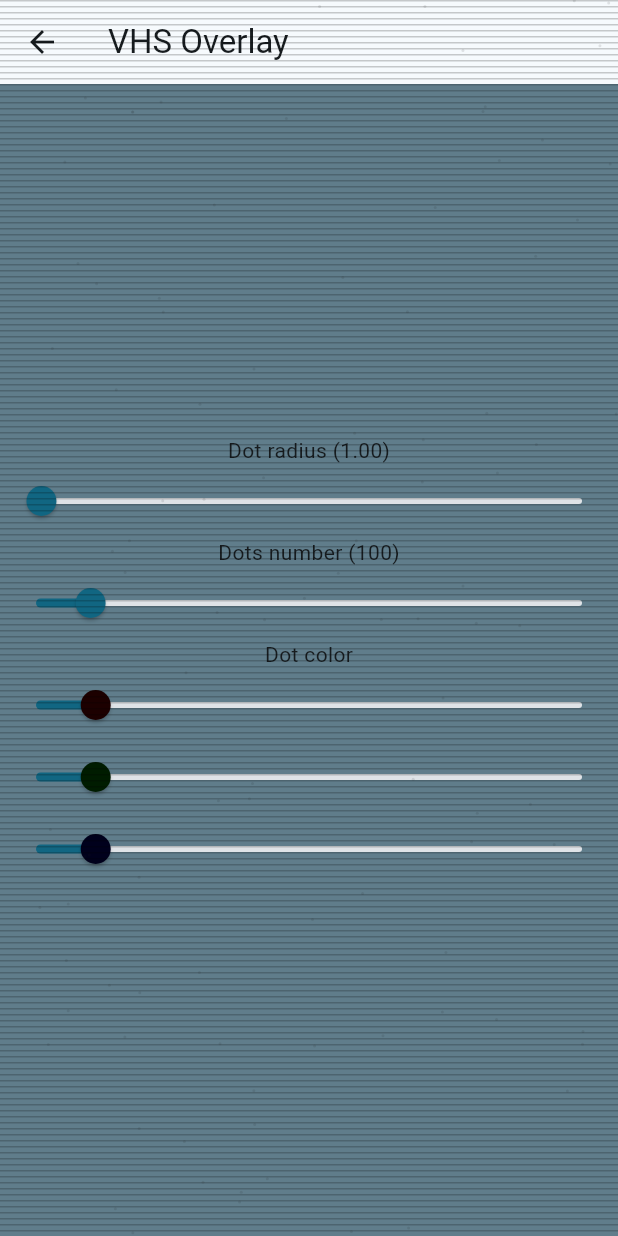
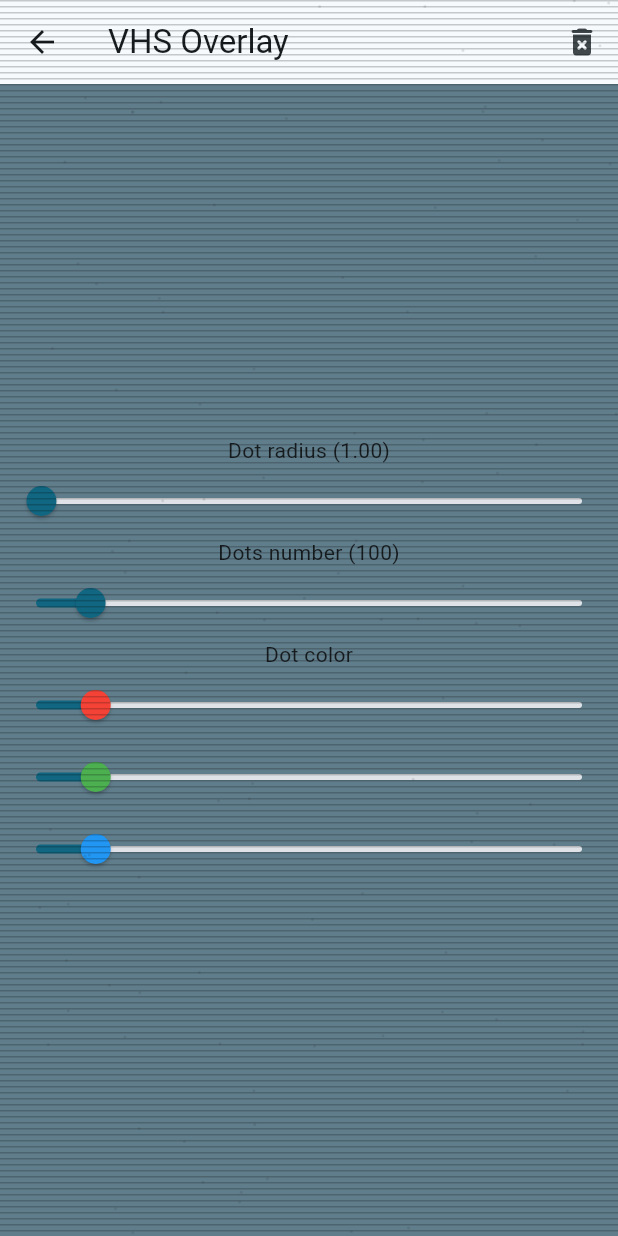
Before and after one commit to nukeolay/fancy_overlay, a Flutter app: the screen it shows after launch, after a tap on "VHS Overlay", on a phone screen of 412 x 824 dp. Run offline on Flutter 3.47's test engine with Material 3 defaults, Android fonts, the phone set to English and light mode, and no system bars.

Commit message:
implemented FancyOverlayExtension

```diff
--- a/example/lib/main.dart
+++ b/example/lib/main.dart
@@ -1,5 +1,4 @@
 import 'package:flutter/material.dart';
-import 'package:fancy_overlay/fancy_overlay.dart';
 import 'package:example/pages/home.dart';
 import 'package:example/pages/vhs.dart';
 
@@ -13,23 +12,18 @@ class FancyOverlayExample extends StatelessWidget {
   @override
   Widget build(BuildContext context) {
     Theme.of(context);
-    final controller = FancyOverlayController();
     return MaterialApp(
-      title: 'Flutter Demo',
+      title: 'Fancy Overlay Example',
       theme: ThemeData(
         colorScheme: ColorScheme.fromSeed(seedColor: Colors.blueGrey),
         scaffoldBackgroundColor: Colors.blueGrey,
         useMaterial3: true,
       ),
-      builder: (context, child) => FancyOverlay(
-        controller: controller,
-        child: child!,
-      ),
       onGenerateRoute: (settings) {
         switch (settings.name) {
           case '/vhs':
             return MaterialPageRoute(
-              builder: (_) => VhsPage(controller: controller),
+              builder: (_) => const VhsPage(),
             );
           default:
             return MaterialPageRoute(builder: (_) => const HomePage());
--- a/example/lib/pages/home.dart
+++ b/example/lib/pages/home.dart
@@ -21,6 +21,16 @@ class HomePage extends StatelessWidget {
                 'VHS Overlay',
               ),
             ),
+            ElevatedButton(
+              onPressed: () {
+                ScaffoldMessenger.of(context).showSnackBar(
+                  const SnackBar(
+                    content: Text('Snack'),
+                  ),
+                );
+              },
+              child: const Text('Snack'),
+            ),
           ],
         ),
       ),
--- a/example/lib/pages/vhs.dart
+++ b/example/lib/pages/vhs.dart
@@ -3,8 +3,7 @@ import 'package:fancy_overlay/fancy_overlay.dart';
 import 'package:flutter/material.dart';
 
 class VhsPage extends StatefulWidget {
-  const VhsPage({required this.controller, super.key});
-  final FancyOverlayController controller;
+  const VhsPage({super.key});
 
   @override
   State<VhsPage> createState() => _VhsPageState();
@@ -12,33 +11,36 @@ class VhsPage extends StatefulWidget {
 
 class _VhsPageState extends State<VhsPage> {
   VhsOverlayConfig? _config;
-  bool _isInit = true;
 
   @override
   void didChangeDependencies() {
     super.didChangeDependencies();
-    final overlay = FancyOverlay.of<VhsOverlayEntry>(context);
-    if (_isInit) {
-      WidgetsBinding.instance.addPostFrameCallback((_) {
-        _config = overlay?.config;
-        if (_config != null) return;
-        widget.controller.setOverlay(
-          const VhsOverlayEntry(
+    WidgetsBinding.instance.addPostFrameCallback(
+      (_) {
+        _config = const VhsOverlayConfig.standard();
+        context.showFancyOverlay(
+          const VhsOverlay(
             config: VhsOverlayConfig.standard(),
           ),
         );
-      });
-      _isInit = false;
-    }
-    _config = overlay?.config;
+        setState(() {});
+      },
+    );
   }
 
   @override
   Widget build(BuildContext context) {
-    ScrollController;
     return Scaffold(
       appBar: AppBar(
         title: const Text('VHS Overlay'),
+        actions: [
+          IconButton(
+            icon: const Icon(Icons.delete_forever_rounded),
+            onPressed: () {
+              context.removeFancyOverlay<VhsOverlay>();
+            },
+          ),
+        ],
       ),
       body: Center(
         child: Column(
@@ -53,9 +55,10 @@ class _VhsPageState extends State<VhsPage> {
                 onChanged: (value) {
                   _config = _config?.copyWith(dotRadius: value);
                   if (_config == null) return;
-                  widget.controller.setOverlay(
-                    VhsOverlayEntry(config: _config!),
+                  context.showFancyOverlay(
+                    VhsOverlay(config: _config!),
                   );
+                  setState(() {});
                 },
               ),
               Text('Dots number (${_config!.dotsNumber})'),
@@ -66,9 +69,10 @@ class _VhsPageState extends State<VhsPage> {
                 onChanged: (value) {
                   _config = _config?.copyWith(dotsNumber: value.toInt());
                   if (_config == null) return;
-                  widget.controller.setOverlay(
-                    VhsOverlayEntry(config: _config!),
+                  context.showFancyOverlay(
+                    VhsOverlay(config: _config!),
                   );
+                  setState(() {});
                 },
               ),
               FancyColorSlider(
@@ -78,9 +82,10 @@ class _VhsPageState extends State<VhsPage> {
                   final updatedColor = _config!.color.copyWith(dot: color);
                   _config = _config?.copyWith(color: updatedColor);
                   if (_config == null) return;
-                  widget.controller.setOverlay(
-                    VhsOverlayEntry(config: _config!),
+                  context.showFancyOverlay(
+                    VhsOverlay(config: _config!),
                   );
+                  setState(() {});
                 },
               ),
             ],
--- a/example/lib/widgets/fancy_color_slider.dart
+++ b/example/lib/widgets/fancy_color_slider.dart
@@ -20,7 +20,7 @@ class FancyColorSlider extends StatelessWidget {
         Text(label),
         Slider(
           value: color.color.red.toDouble(),
-          thumbColor: Color.fromRGBO(color.color.red, 0, 0, 1),
+          thumbColor: Colors.red,
           min: 0,
           max: 256,
           onChanged: (value) {
@@ -39,7 +39,7 @@ class FancyColorSlider extends StatelessWidget {
         ),
         Slider(
           value: color.color.green.toDouble(),
-          thumbColor: Color.fromRGBO(0, color.color.green, 0, 1),
+          thumbColor: Colors.green,
           min: 0,
           max: 256,
           onChanged: (value) {
@@ -58,7 +58,7 @@ class FancyColorSlider extends StatelessWidget {
         ),
         Slider(
           value: color.color.blue.toDouble(),
-          thumbColor: Color.fromRGBO(0, 0, color.color.blue, 1),
+          thumbColor: Colors.blue,
           min: 0,
           max: 256,
           onChanged: (value) {
--- a/lib/fancy_overlay.dart
+++ b/lib/fancy_overlay.dart
@@ -1,7 +1,6 @@
 library fancy_overlay;
 
-export 'package:fancy_overlay/src/fancy_overlay_widget.dart';
-export 'package:fancy_overlay/src/fancy_overlay_controller.dart';
-export 'package:fancy_overlay/src/fancy_overlay_entry.dart';
+export 'package:fancy_overlay/src/extension.dart';
+export 'package:fancy_overlay/src/fancy_overlay.dart';
 export 'package:fancy_overlay/src/entries/export.dart';
 export 'package:fancy_overlay/src/tokens/export.dart';
--- a/lib/src/entries/vhs/export.dart
+++ b/lib/src/entries/vhs/export.dart
@@ -1,3 +1,3 @@
 export 'config.dart';
 export 'widget.dart';
-export 'entry.dart';
+export 'overlay.dart';
--- a/lib/src/entries/vhs/entry.dart
+++ b/lib/src/entries/vhs/overlay.dart
@@ -1,8 +1,8 @@
 import 'package:flutter/widgets.dart';
 import 'package:fancy_overlay/fancy_overlay.dart';
 
-class VhsOverlayEntry extends FancyOverlayEntry<VhsOverlayConfig> {
-  const VhsOverlayEntry({
+class VhsOverlay extends FancyOverlay<VhsOverlayConfig> {
+  const VhsOverlay({
     required this.config,
   });
 
--- /dev/null
+++ b/lib/src/extension.dart
@@ -0,0 +1,33 @@
+import 'package:flutter/material.dart';
+import 'package:fancy_overlay/fancy_overlay.dart';
+
+extension FancyOverlayExtension on BuildContext {
+  static final Map<Type, OverlayEntry> _overlays = {};
+
+  void showFancyOverlay(FancyOverlay overlay) {
+    _removeEntryByType(overlay.runtimeType);
+    final overlayEntry = OverlayEntry(
+      builder: (context) => IgnorePointer(
+        child: overlay.widget,
+      ),
+    );
+    _overlays[overlay.runtimeType] = overlayEntry;
+    Overlay.of(this).insert(overlayEntry);
+  }
+
+  getOverlayConfig<T extends FancyOverlay>() => _overlays[T]?.builder;
+
+  void removeFancyOverlay<T extends FancyOverlay>() {
+    _removeEntryByType(T);
+  }
+
+  void _removeEntryByType(Type type) {
+    final overlayEntries = _overlays.entries
+        .where((entry) => entry.key == type)
+        .map((entry) => entry.value);
+    for (var overlayEntry in overlayEntries) {
+      overlayEntry.remove();
+    }
+    _overlays.removeWhere((key, value) => key == type);
+  }
+}
--- a/lib/src/fancy_overlay_entry.dart
+++ b/lib/src/fancy_overlay.dart
@@ -1,7 +1,7 @@
 import 'package:flutter/material.dart';
 
-abstract class FancyOverlayEntry<T> {
-  const FancyOverlayEntry();
+abstract class FancyOverlay<T> {
+  const FancyOverlay();
   T get config;
   Widget get widget;
 }
--- a/lib/src/fancy_overlay_controller.dart
+++ /dev/null
@@ -1,14 +0,0 @@
-import 'package:fancy_overlay/fancy_overlay.dart';
-import 'package:flutter/material.dart';
-
-class FancyOverlayController extends ChangeNotifier {
-  FancyOverlayController();
-
-  FancyOverlayEntry? _overlay;
-  FancyOverlayEntry? get overlay => _overlay;
-
-  void setOverlay(FancyOverlayEntry? entry) {
-    _overlay = entry;
-    notifyListeners();
-  }
-}
--- a/lib/src/fancy_overlay_widget.dart
+++ /dev/null
@@ -1,85 +0,0 @@
-import 'package:flutter/material.dart';
-import 'package:fancy_overlay/fancy_overlay.dart';
-
-class FancyOverlay extends StatefulWidget {
-  const FancyOverlay({
-    required this.child,
-    this.initialOverlay,
-    this.controller,
-    super.key,
-  });
-  final Widget child;
-  final FancyOverlayEntry? initialOverlay;
-  final FancyOverlayController? controller;
-
-  static FancyOverlayEntry? of<T extends FancyOverlayEntry>(
-    BuildContext context,
-  ) {
-    final inherited =
-        context.dependOnInheritedWidgetOfExactType<_InheritedFancyOverlay>();
-    assert(inherited != null, 'No FancyOverlay found in BuildContext');
-    return inherited?.overlay is T ? inherited?.overlay as T : null;
-  }
-
-  static FancyOverlayEntry? maybeOf<T extends FancyOverlayEntry>(
-    BuildContext context,
-  ) {
-    final inherited =
-        context.dependOnInheritedWidgetOfExactType<_InheritedFancyOverlay>();
-    return inherited?.overlay is T ? inherited?.overlay as T : null;
-  }
-
-  @override
-  State<FancyOverlay> createState() => FancyOverlayState();
-}
-
-class FancyOverlayState extends State<FancyOverlay>
-    with TickerProviderStateMixin {
-  FancyOverlayEntry? _overlay;
-  FancyOverlayController? _backupController;
-
-  FancyOverlayController get _effectiveFancyOverlayController =>
-      widget.controller ?? (_backupController ??= FancyOverlayController());
-
-  @override
-  void initState() {
-    super.initState();
-    _effectiveFancyOverlayController.setOverlay(widget.initialOverlay);
-    _effectiveFancyOverlayController.addListener(() {
-      setState(() {
-        _overlay = _effectiveFancyOverlayController.overlay;
-      });
-    });
-  }
-
-  @override
-  void dispose() {
-    _backupController?.dispose();
-    super.dispose();
-  }
-
-  @override
-  Widget build(BuildContext context) {
-    return _InheritedFancyOverlay(
-      overlay: _overlay,
-      child: Stack(
-        children: [
-          widget.child,
-          if (_overlay != null) IgnorePointer(child: _overlay!.widget),
-        ],
-      ),
-    );
-  }
-}
-
-class _InheritedFancyOverlay extends InheritedWidget {
-  const _InheritedFancyOverlay({
-    required this.overlay,
-    required super.child,
-  });
-
-  final FancyOverlayEntry? overlay;
-
-  @override
-  bool updateShouldNotify(_InheritedFancyOverlay old) => overlay != old.overlay;
-}
```
